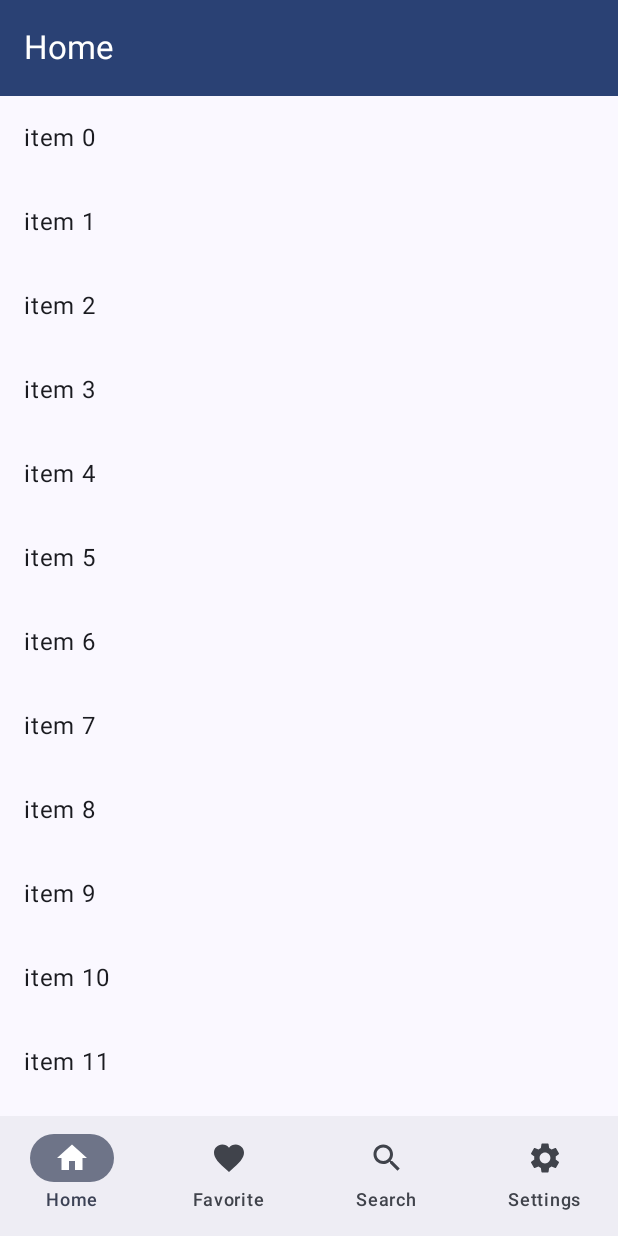
After one commit to omoti/BottomNavigationSample, an Android app built with Jetpack Compose: the Material3Screen screen opened through its navigation route, on a phone screen of 412 x 824 dp. The commit adds this screen. Run offline under Robolectric (Android 15) with nearby library versions, the phone set to English and light mode, and no system bars.

Commit message:
add: material3 navigation
https://developer.android.com/reference/kotlin/androidx/compose/material3/package-summary#NavigationBar

```diff
--- /dev/null
+++ b/app/src/main/java/com/omoti/bottomnavigationsample/navigation/BottomNavHost.kt
@@ -0,0 +1,25 @@
+package com.omoti.bottomnavigationsample.navigation
+
+import androidx.compose.runtime.Composable
+import androidx.navigation.NavHostController
+import androidx.navigation.compose.NavHost
+import androidx.navigation.compose.composable
+import com.omoti.bottomnavigationsample.screens.ContentScreen
+
+@Composable
+fun BasicNavHost(navController: NavHostController) {
+    NavHost(navController = navController, startDestination = BottomNavigationItem.Home.route) {
+        composable(route = BottomNavigationItem.Home.route) {
+            ContentScreen(BottomNavigationItem.Home.label)
+        }
+        composable(route = BottomNavigationItem.Favorite.route) {
+            ContentScreen(BottomNavigationItem.Favorite.label)
+        }
+        composable(route = BottomNavigationItem.Search.route) {
+            ContentScreen(BottomNavigationItem.Search.label)
+        }
+        composable(route = BottomNavigationItem.Settings.route) {
+            ContentScreen(BottomNavigationItem.Settings.route)
+        }
+    }
+}
--- a/app/src/main/java/com/omoti/bottomnavigationsample/navigation/MainNavHost.kt
+++ b/app/src/main/java/com/omoti/bottomnavigationsample/navigation/MainNavHost.kt
@@ -5,12 +5,16 @@ import androidx.navigation.NavHostController
 import androidx.navigation.compose.NavHost
 import androidx.navigation.compose.composable
 import com.omoti.bottomnavigationsample.screens.MainScreen
+import com.omoti.bottomnavigationsample.screens.Material3Screen
 
 @Composable
 fun MainNavHost(navController: NavHostController) {
     NavHost(navController = navController, startDestination = "main") {
         composable(route = "main") {
-            MainScreen()
+            MainScreen(onNavigateMaterial3 = { navController.navigate(route = "material3") })
+        }
+        composable(route = "material3") {
+            Material3Screen()
         }
     }
 }
--- /dev/null
+++ b/app/src/main/java/com/omoti/bottomnavigationsample/screens/ContentScreen.kt
@@ -0,0 +1,48 @@
+package com.omoti.bottomnavigationsample.screens
+
+import androidx.compose.foundation.layout.fillMaxSize
+import androidx.compose.foundation.layout.padding
+import androidx.compose.foundation.lazy.LazyColumn
+import androidx.compose.material3.ExperimentalMaterial3Api
+import androidx.compose.material3.ListItem
+import androidx.compose.material3.MaterialTheme
+import androidx.compose.material3.Scaffold
+import androidx.compose.material3.Text
+import androidx.compose.material3.TopAppBar
+import androidx.compose.material3.TopAppBarDefaults
+import androidx.compose.runtime.Composable
+import androidx.compose.ui.Modifier
+import androidx.compose.ui.tooling.preview.Preview
+import com.omoti.bottomnavigationsample.ui.theme.BottomNavigationSampleTheme
+
+@OptIn(ExperimentalMaterial3Api::class)
+@Composable
+fun ContentScreen(text: String) {
+    Scaffold(topBar = {
+        TopAppBar(
+            title = { Text(text = text) },
+            colors = TopAppBarDefaults.topAppBarColors(
+                containerColor = MaterialTheme.colorScheme.primary,
+                titleContentColor = MaterialTheme.colorScheme.onPrimary,
+            ),
+        )
+    }) { paddingValues ->
+        LazyColumn(
+            modifier = Modifier
+                .fillMaxSize()
+                .padding(paddingValues),
+        ) {
+            items(30) { index ->
+                ListItem(headlineContent = { Text(text = "item $index") })
+            }
+        }
+    }
+}
+
+@Preview
+@Composable
+fun ContentScreenPreview() {
+    BottomNavigationSampleTheme {
+        ContentScreen("content")
+    }
+}
--- a/app/src/main/java/com/omoti/bottomnavigationsample/screens/MainScreen.kt
+++ b/app/src/main/java/com/omoti/bottomnavigationsample/screens/MainScreen.kt
@@ -3,18 +3,24 @@ package com.omoti.bottomnavigationsample.screens
 import androidx.compose.foundation.layout.Arrangement
 import androidx.compose.foundation.layout.Column
 import androidx.compose.foundation.layout.fillMaxSize
+import androidx.compose.material3.Button
+import androidx.compose.material3.Text
 import androidx.compose.runtime.Composable
 import androidx.compose.ui.Alignment
 import androidx.compose.ui.Modifier
 import androidx.compose.ui.unit.dp
 
 @Composable
-fun MainScreen() {
+fun MainScreen(
+    onNavigateMaterial3: () -> Unit,
+) {
     Column(
         modifier = Modifier.fillMaxSize(),
         verticalArrangement = Arrangement.spacedBy(16.dp, alignment = Alignment.CenterVertically),
         horizontalAlignment = Alignment.CenterHorizontally,
     ) {
-        // TODO
+        Button(onClick = onNavigateMaterial3) {
+            Text(text = "Material3 Bottom Navigation")
+        }
     }
 }
--- /dev/null
+++ b/app/src/main/java/com/omoti/bottomnavigationsample/screens/Material3Screen.kt
@@ -0,0 +1,74 @@
+package com.omoti.bottomnavigationsample.screens
+
+import androidx.compose.foundation.layout.Column
+import androidx.compose.foundation.layout.padding
+import androidx.compose.material3.Icon
+import androidx.compose.material3.NavigationBar
+import androidx.compose.material3.NavigationBarItem
+import androidx.compose.material3.Scaffold
+import androidx.compose.material3.Text
+import androidx.compose.runtime.Composable
+import androidx.compose.runtime.getValue
+import androidx.compose.runtime.mutableStateOf
+import androidx.compose.runtime.remember
+import androidx.compose.runtime.setValue
+import androidx.compose.ui.Modifier
+import androidx.compose.ui.tooling.preview.Preview
+import androidx.navigation.NavDestination.Companion.hierarchy
+import androidx.navigation.NavGraph.Companion.findStartDestination
+import androidx.navigation.compose.currentBackStackEntryAsState
+import androidx.navigation.compose.rememberNavController
+import com.omoti.bottomnavigationsample.navigation.BasicNavHost
+import com.omoti.bottomnavigationsample.navigation.BottomNavigationItem
+import com.omoti.bottomnavigationsample.ui.theme.BottomNavigationSampleTheme
+
+/**
+ * Material3 NavigationBar
+ * https://developer.android.com/reference/kotlin/androidx/compose/material3/package-summary#NavigationBar
+ */
+@Composable
+fun Material3Screen() {
+    val navController = rememberNavController()
+    var selectedIndex by remember { mutableStateOf(0) }
+
+    Scaffold(bottomBar = {
+        NavigationBar {
+            val navBackStackEntry by navController.currentBackStackEntryAsState()
+            val currentDestination = navBackStackEntry?.destination
+            BottomNavigationItem.values().forEachIndexed { index, item ->
+                NavigationBarItem(
+                    icon = { Icon(imageVector = item.icon, contentDescription = item.label) },
+                    label = { Text(item.label) },
+                    selected = currentDestination?.hierarchy?.any { it.route == item.route } == true,
+                    onClick = {
+                        navController.navigate(item.route) {
+                            // 戻り先を先頭タブにしてタブ切り替えの履歴が積まれないようにする
+                            // どのタブからでも戻るボタンでHomeに戻る
+                            popUpTo(navController.graph.findStartDestination().id) {
+                                saveState = true
+                            }
+                            // popUpToのときに保存した状態を復元
+                            restoreState = true
+
+                            // 同じ画面が複数重ならないようにする
+                            launchSingleTop = true
+                        }
+                        selectedIndex = index
+                    },
+                )
+            }
+        }
+    }) { paddingValues ->
+        Column(Modifier.padding(paddingValues)) {
+            BasicNavHost(navController = navController)
+        }
+    }
+}
+
+@Preview
+@Composable
+fun BasicScreenPreview() {
+    BottomNavigationSampleTheme {
+        Material3Screen()
+    }
+}
```
Also changed, not shown: app/src/main/java/com/omoti/bottomnavigationsample/navigation/BottomNavigationItem.kt (added, +15 -0 lines).
